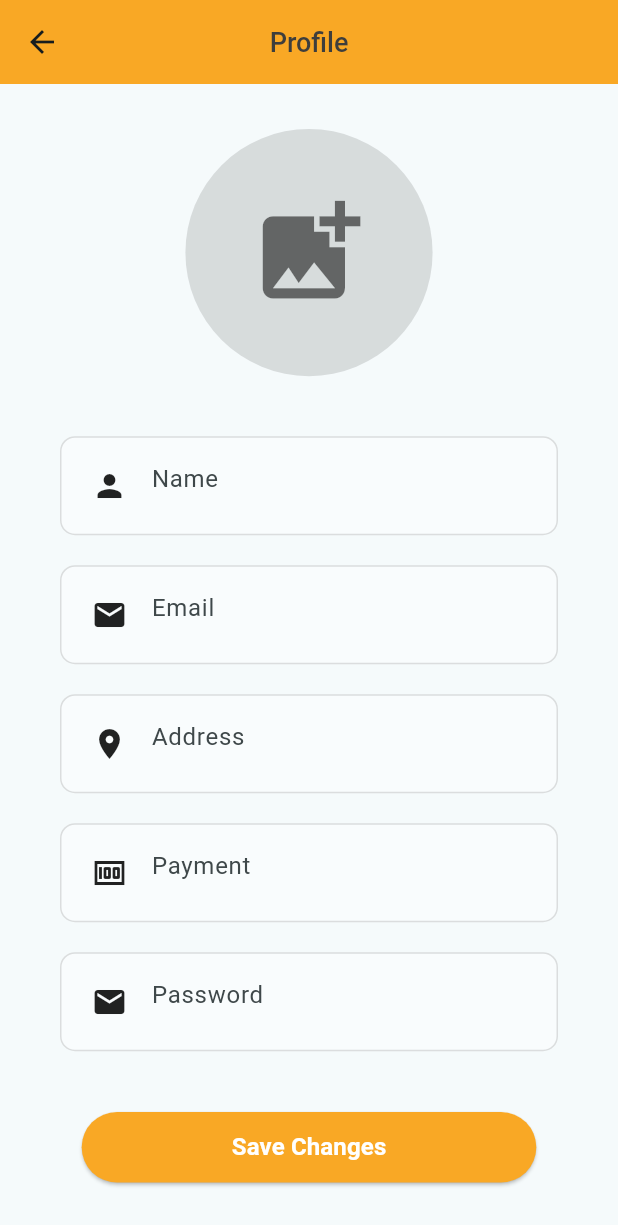
After one commit to wxiaoxuan/jiak_users_app, a Flutter app: the Profile screen opened directly, after a tap on the "add photo alternate" icon, on a phone screen of 412 x 824 dp. The commit adds this screen. Shown: the top 1225 px of the screen. Run offline on Flutter 3.47's test engine with Material 2 defaults, Android fonts, the phone set to English and light mode, and no system bars; our stand-ins replace carousel_slider, geocoding, geolocator, shared_preferences; missing offline and left inert: bcrypt, mongo_dart, number_inc_dec; accounts and stored records are empty.

Commit message:
[Profile Pg] Add & Get Fields for: Email, Name, Picture, Payment, Address

```diff
--- a/lib/main.dart
+++ b/lib/main.dart
@@ -8,7 +8,7 @@ import '../authentication/authentication_screen.dart';
 
 Future<void> main() async {
   WidgetsFlutterBinding.ensureInitialized();
-  await MongoDB.connect();
+  await MongoDB.connectUser();
   await MongoDB.connectSeller();
   sharedPreferences = await SharedPreferences.getInstance();
   runApp(MultiProvider(providers: [
--- /dev/null
+++ b/lib/pages/profile.dart
@@ -0,0 +1,143 @@
+import 'package:flutter/material.dart';
+import 'package:jiak_users_app/resources/mongoDB.dart';
+import 'package:jiak_users_app/widgets/components/customDrawer.dart';
+import 'package:jiak_users_app/widgets/components/custom_textfield.dart';
+import 'package:jiak_users_app/widgets/components/enter_button.dart';
+import 'package:jiak_users_app/widgets/dialogs/error_dialog.dart';
+
+import '../resources/global.dart';
+
+class Profile extends StatefulWidget {
+  const Profile({Key? key}) : super(key: key);
+
+  @override
+  State<Profile> createState() => _ProfileState();
+}
+
+class _ProfileState extends State<Profile> {
+  @override
+  void initState() {
+    super.initState();
+    retrieveCurrentUserProfile();
+  }
+
+  final GlobalKey<_ProfileState> profileKey = GlobalKey<_ProfileState>();
+
+  final TextEditingController nameController = TextEditingController();
+  final TextEditingController emailController = TextEditingController();
+  final TextEditingController addressController = TextEditingController();
+  final TextEditingController paymentController = TextEditingController();
+  final TextEditingController passwordController = TextEditingController();
+
+  // Get Current User Profile
+  final List<Map<String, dynamic>> currentUserProfile = [];
+
+  Future<void> retrieveCurrentUserProfile() async {
+    try {
+      currentUserProfile.clear();
+      // Connect & retrieve all users
+      MongoDB.connectUser();
+      final allUsers = await MongoDB.getUsersDocument();
+      final currentUserEmail = sharedPreferences?.get('email');
+
+      // Retrieve current user's profile
+      for (final currentUser in allUsers) {
+        final dbUserEmail = currentUser['email'];
+
+        if (dbUserEmail == currentUserEmail) {
+          currentUserProfile.add(currentUser);
+        }
+      }
+      print(currentUserProfile);
+
+      if (currentUserProfile.isNotEmpty) {
+        nameController.text = currentUserProfile[0]['name'];
+        emailController.text = currentUserProfile[0]['email'];
+        addressController.text = currentUserProfile[0]['location'];
+        paymentController.text = currentUserProfile[0]['payment'];
+        passwordController.text = '';
+      }
+
+      // Check if the widget is mounted before calling setState
+      if (profileKey.currentState?.mounted ?? false) {
+        profileKey.currentState?.setState(() {
+          currentUserProfile;
+        });
+      }
+    } catch (e) {
+      // Check if the widget is mounted before showing the error dialog
+      if (profileKey.currentState?.mounted ?? false) {
+        ErrorDialog.show(profileKey.currentContext!,
+            'Error retrieving current user\'s profile.');
+      }
+    }
+  }
+
+  @override
+  Widget build(BuildContext context) {
+    return Scaffold(
+      key: profileKey,
+      appBar: AppBar(
+        backgroundColor: Colors.yellow[800],
+        title: const Text('Profile'),
+        titleTextStyle: const TextStyle(
+            color: Color(0xff3e3e3c),
+            fontSize: 18.0,
+            fontWeight: FontWeight.w500),
+        centerTitle: true,
+      ),
+      body: Padding(
+        padding: const EdgeInsets.symmetric(vertical: 30.0, horizontal: 20.0),
+        child: Column(
+          children: [
+            InkWell(
+              onTap: () {},
+              child: CircleAvatar(
+                radius: MediaQuery.of(context).size.width * 0.20,
+                backgroundColor: Colors.black12,
+                child: Icon(
+                  Icons.add_photo_alternate,
+                  size: MediaQuery.of(context).size.width * 0.20,
+                  color: Colors.black54,
+                ),
+              ),
+            ),
+            const SizedBox(height: 30.0),
+            CustomTextField(
+                controller: nameController,
+                icon: Icons.person,
+                hintText: 'Name',
+                isObscure: false,
+                enabled: true),
+            CustomTextField(
+                controller: emailController,
+                icon: Icons.email,
+                hintText: 'Email',
+                isObscure: false,
+                enabled: true),
+            CustomTextField(
+                controller: addressController,
+                icon: Icons.location_on,
+                hintText: 'Address',
+                isObscure: false,
+                enabled: true),
+            CustomTextField(
+                controller: paymentController,
+                icon: Icons.money,
+                hintText: 'Payment',
+                isObscure: false,
+                enabled: true),
+            CustomTextField(
+                controller: passwordController,
+                icon: Icons.email,
+                hintText: 'Password',
+                isObscure: false,
+                enabled: true),
+            const SizedBox(height: 30.0),
+            EnterButton(name: 'Save Changes', onPressed: () {}),
+          ],
+        ),
+      ),
+    );
+  }
+}
--- a/lib/resources/mongoDB.dart
+++ b/lib/resources/mongoDB.dart
@@ -13,7 +13,7 @@ class MongoDB {
 
   // ======================= CONNECT TO DB COLLECTION ========================
   // connect to db - User Collection
-  static connect() async {
+  static connectUser() async {
     db = await Db.create(MONGO_URL);
     await db.open(secure: true);
     userCollection = await db.collection(COLLECTION_NAME_USERS);
--- a/lib/task.txt
+++ b/lib/task.txt
@@ -26,7 +26,8 @@ Tasks to do:
 - Orders - History Page List from Latest (top) to Oldest (bottom) [D]
 
 - User Profile Page
-  > Add & Get Fields for: Change Password, Email, Name, Picture, Payment, Address
+  > Add & Get Fields for: Email, Name, Picture, Payment, Address [D]
+  > Add Phone & Password Fields
   > Update Email, Name, Picture, Payment, Address
   > Change Password
 
--- a/lib/widgets/components/customDrawer.dart
+++ b/lib/widgets/components/customDrawer.dart
@@ -6,6 +6,7 @@ import 'package:shared_preferences/shared_preferences.dart';
 import '../../authentication/authentication_screen.dart';
 import '../../pages/home.dart';
 import '../../pages/my_order.dart';
+import '../../pages/profile.dart';
 
 class CustomDrawer extends StatelessWidget {
   const CustomDrawer({super.key});
@@ -109,10 +110,8 @@ class CustomDrawer extends StatelessWidget {
                     title: const Text('Profile',
                         style: TextStyle(color: Colors.black)),
                     onTap: () {
-                      Navigator.push(
-                          context,
-                          MaterialPageRoute(
-                              builder: (context) => const OrderHistory()));
+                      Navigator.push(context,
+                          MaterialPageRoute(builder: (context) => Profile()));
                     },
                   ),
                   // ListTile(
```
